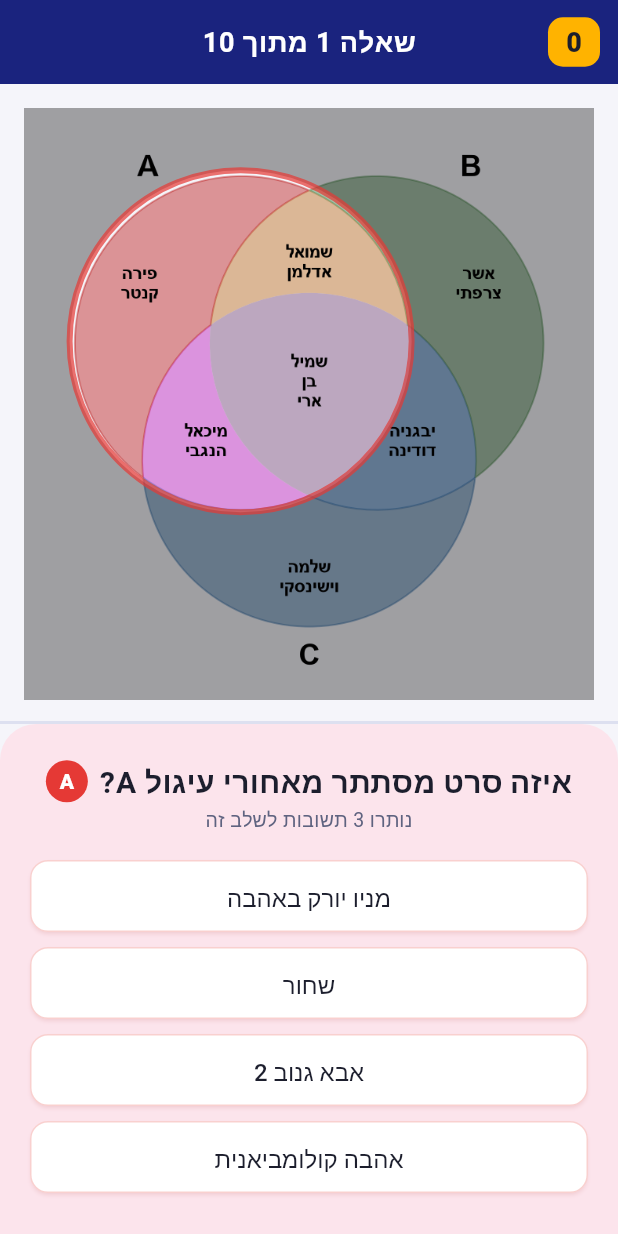
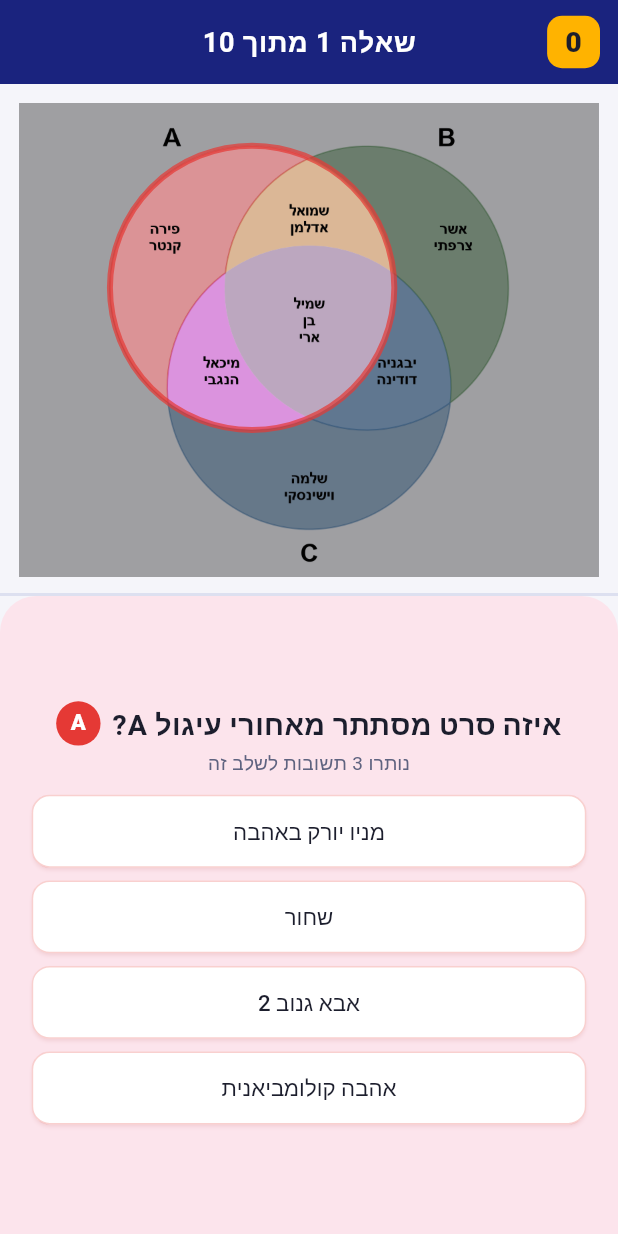
Before and after one commit to ashovalcom-commits/movenn_app, a Flutter app: the screen it shows after launch, after a tap on "התחל משחק", on a phone screen of 412 x 824 dp. Run offline on Flutter 3.47's test engine with Material 3 defaults, Android fonts, the phone set to English and light mode, and no system bars; our stand-ins replace audioplayers.

Commit message:
responsiveness to different screens

```diff
--- a/lib/home_screen.dart
+++ b/lib/home_screen.dart
@@ -1,13 +1,17 @@
 import 'package:flutter/material.dart';
+
 import 'main.dart';
 import 'instructions_screen.dart';
 import 'app_theme.dart';
+import 'responsive.dart';
 
 class HomeScreen extends StatelessWidget {
   const HomeScreen({super.key});
 
   @override
   Widget build(BuildContext context) {
+    final r = Responsive(context);
+
     return Scaffold(
       body: Container(
         width: double.infinity,
@@ -19,8 +23,11 @@ class HomeScreen extends StatelessWidget {
           ),
         ),
         child: SafeArea(
+          child: Center(
+            child: ConstrainedBox(
+              constraints: BoxConstraints(maxWidth: r.maxContentWidth),
               child: Padding(
-            padding: const EdgeInsets.symmetric(horizontal: 36),
+                padding: EdgeInsets.symmetric(horizontal: r.horizontalPadding),
                 child: Column(
                   mainAxisAlignment: MainAxisAlignment.center,
                   children: [
@@ -28,7 +35,7 @@ class HomeScreen extends StatelessWidget {
 
                     Container(
                       decoration: BoxDecoration(
-                    borderRadius: BorderRadius.circular(28),
+                        borderRadius: BorderRadius.circular(r.sp(28)),
                         boxShadow: [
                           BoxShadow(
                             color: Colors.black.withAlpha(60),
@@ -38,11 +45,11 @@ class HomeScreen extends StatelessWidget {
                         ],
                       ),
                       child: ClipRRect(
-                    borderRadius: BorderRadius.circular(28),
+                        borderRadius: BorderRadius.circular(r.sp(28)),
                         child: Image.asset(
                           'assets/images/logo.jpeg',
-                      width: 280,
-                      height: 280,
+                          width: r.logoSize,
+                          height: r.logoSize,
                           fit: BoxFit.cover,
                         ),
                       ),
@@ -52,20 +59,25 @@ class HomeScreen extends StatelessWidget {
 
                     SizedBox(
                       width: double.infinity,
-                  height: 56,
+                      height: r.buttonHeight,
                       child: ElevatedButton.icon(
                         onPressed: () {
                           Navigator.of(context).push(
-                        MaterialPageRoute(builder: (_) => const GameScreen()),
+                            MaterialPageRoute(
+                              builder: (_) => const GameScreen(),
+                            ),
                           );
                         },
-                    icon: const Icon(Icons.play_arrow_rounded, size: 26),
-                    label: const Text('התחל משחק'),
+                        icon: Icon(Icons.play_arrow_rounded, size: r.sp(26)),
+                        label: Text(
+                          'התחל משחק',
+                          style: TextStyle(fontSize: r.sp(20)),
+                        ),
                         style: ElevatedButton.styleFrom(
                           backgroundColor: AppColors.accent,
                           foregroundColor: AppColors.textPrimary,
-                      textStyle: const TextStyle(
-                        fontSize: 20,
+                          textStyle: TextStyle(
+                            fontSize: r.sp(20),
                             fontWeight: FontWeight.w700,
                           ),
                           shape: RoundedRectangleBorder(
@@ -75,34 +87,42 @@ class HomeScreen extends StatelessWidget {
                       ),
                     ),
 
-                const SizedBox(height: 14),
+                    SizedBox(height: r.sp(14)),
 
                     SizedBox(
                       width: double.infinity,
-                  height: 52,
+                      height: r.buttonHeight,
                       child: OutlinedButton(
                         onPressed: () {
                           Navigator.of(context).push(
-                        MaterialPageRoute(builder: (_) => const InstructionsScreen()),
+                            MaterialPageRoute(
+                              builder: (_) => const InstructionsScreen(),
+                            ),
                           );
                         },
                         style: OutlinedButton.styleFrom(
                           foregroundColor: Colors.white,
-                      side: const BorderSide(color: Colors.white54, width: 1.5),
-                      textStyle: const TextStyle(
-                        fontSize: 18,
+                          side: const BorderSide(
+                            color: Colors.white54,
+                            width: 1.5,
+                          ),
+                          textStyle: TextStyle(
+                            fontSize: r.sp(18),
                             fontWeight: FontWeight.w600,
                           ),
                           shape: RoundedRectangleBorder(
                             borderRadius: BorderRadius.circular(16),
                           ),
                         ),
-                    child: const Row(
+                        child: Row(
                           mainAxisAlignment: MainAxisAlignment.center,
                           children: [
-                        Icon(Icons.help_outline_rounded, size: 22),
-                        SizedBox(width: 8),
-                        Text('?איך משחקים'),
+                            Icon(Icons.help_outline_rounded, size: r.sp(22)),
+                            const SizedBox(width: 8),
+                            Text(
+                              '?איך משחקים',
+                              style: TextStyle(fontSize: r.sp(18)),
+                            ),
                           ],
                         ),
                       ),
@@ -114,6 +134,8 @@ class HomeScreen extends StatelessWidget {
               ),
             ),
           ),
+        ),
+      ),
     );
   }
 }
--- a/lib/instructions_screen.dart
+++ b/lib/instructions_screen.dart
@@ -1,5 +1,7 @@
 import 'package:flutter/material.dart';
+
 import 'app_theme.dart';
+import 'responsive.dart';
 
 class InstructionsScreen extends StatelessWidget {
   const InstructionsScreen({super.key});
@@ -82,14 +84,22 @@ class InstructionsScreen extends StatelessWidget {
 
   @override
   Widget build(BuildContext context) {
+    final r = Responsive(context);
+
     return Scaffold(
       appBar: AppBar(
         title: const Text('הוראות המשחק', textDirection: TextDirection.rtl),
       ),
       body: Directionality(
         textDirection: TextDirection.rtl,
+        child: Center(
+          child: ConstrainedBox(
+            constraints: BoxConstraints(maxWidth: r.maxContentWidth),
             child: SingleChildScrollView(
-          padding: const EdgeInsets.symmetric(horizontal: 16, vertical: 20),
+              padding: EdgeInsets.symmetric(
+                horizontal: r.sp(16),
+                vertical: r.sp(20),
+              ),
               child: Column(
                 children: [
                   _buildSection(
@@ -140,6 +150,8 @@ class InstructionsScreen extends StatelessWidget {
               ),
             ),
           ),
+        ),
+      ),
     );
   }
 }
--- a/lib/main.dart
+++ b/lib/main.dart
@@ -1,11 +1,16 @@
 import 'package:flutter/material.dart';
+
 import 'dart:convert';
+
 import 'package:flutter/services.dart';
+
 import 'dart:async';
+
 import 'game_config.dart';
 import 'sound_manager.dart';
 import 'home_screen.dart';
 import 'app_theme.dart';
+import 'responsive.dart';
 
 void main() {
   runApp(const MovennApp());
@@ -32,7 +37,8 @@ class GameScreen extends StatefulWidget {
   State<GameScreen> createState() => _GameScreenState();
 }
 
-class _GameScreenState extends State<GameScreen> with SingleTickerProviderStateMixin {
+class _GameScreenState extends State<GameScreen>
+    with SingleTickerProviderStateMixin {
   List<dynamic> levels = [];
   List<dynamic> gameQuestions = []; // 10 random questions for this game
   int currentLevelIndex = 0;
@@ -77,7 +83,9 @@ class _GameScreenState extends State<GameScreen> with SingleTickerProviderStateM
   }
 
   Future<void> loadGameData() async {
-    final String response = await rootBundle.loadString('assets/venn_questions_edit3_6.json');
+    final String response = await rootBundle.loadString(
+      'assets/venn_questions_edit3_6.json',
+    );
     final data = await json.decode(response);
 
     List<String> pool = [];
@@ -117,11 +125,14 @@ class _GameScreenState extends State<GameScreen> with SingleTickerProviderStateM
     _levelTimer?.cancel();
 
     // שימוש בפרמטר מחזוריות ההחלפה
-    _rotationTimer = Timer.periodic(Duration(seconds: GameConfig.rotationInterval), (timer) {
+    _rotationTimer = Timer.periodic(
+      Duration(seconds: GameConfig.rotationInterval),
+      (timer) {
         setState(() {
           moveToNextUnanswered();
         });
-    });
+      },
+    );
 
     // שימוש בפרמטר הזמן המקסימלי לשלב
     _levelTimer = Timer(Duration(seconds: GameConfig.maxLevelTime), () {
@@ -137,7 +148,9 @@ class _GameScreenState extends State<GameScreen> with SingleTickerProviderStateM
   }
 
   void moveToNextUnanswered({bool playSound = true}) {
-    List<String> remaining = allCircles.where((c) => !circleResults.containsKey(c)).toList();
+    List<String> remaining = allCircles
+        .where((c) => !circleResults.containsKey(c))
+        .toList();
     if (remaining.isEmpty) return;
 
     int currentIndex = remaining.indexOf(currentTarget);
@@ -151,16 +164,25 @@ class _GameScreenState extends State<GameScreen> with SingleTickerProviderStateM
   void generateOptions() {
     if (gameQuestions.isEmpty) return;
 
-    String correctAnswer = gameQuestions[currentLevelIndex]['movies'][currentTarget];
-    List<String> distractors = allMoviesPool.where((m) => m != correctAnswer).toList();
+    String correctAnswer =
+        gameQuestions[currentLevelIndex]['movies'][currentTarget];
+    List<String> distractors = allMoviesPool
+        .where((m) => m != correctAnswer)
+        .toList();
 
     distractors.shuffle();
-    currentOptions = [correctAnswer, distractors[0], distractors[1], distractors[2]];
+    currentOptions = [
+      correctAnswer,
+      distractors[0],
+      distractors[1],
+      distractors[2],
+    ];
     currentOptions.shuffle();
   }
 
   void checkAnswer(String selectedMovie) {
-    String correctAnswer = gameQuestions[currentLevelIndex]['movies'][currentTarget];
+    String correctAnswer =
+        gameQuestions[currentLevelIndex]['movies'][currentTarget];
     bool isCorrect = (selectedMovie == correctAnswer);
 
     circleResults[currentTarget] = isCorrect;
@@ -206,7 +228,9 @@ class _GameScreenState extends State<GameScreen> with SingleTickerProviderStateM
     _levelTimer?.cancel();
 
     int correctCount = circleResults.values.where((v) => v).length;
-    int timeTakenInSeconds = DateTime.now().difference(levelStartTime!).inSeconds;
+    int timeTakenInSeconds = DateTime.now()
+        .difference(levelStartTime!)
+        .inSeconds;
 
     if (correctCount == 3) {
       int bonus = 0;
@@ -235,7 +259,11 @@ class _GameScreenState extends State<GameScreen> with SingleTickerProviderStateM
         builder: (ctx) => AlertDialog(
           title: Column(
             children: [
-              const Icon(Icons.emoji_events_rounded, size: 48, color: AppColors.accent),
+              const Icon(
+                Icons.emoji_events_rounded,
+                size: 48,
+                color: AppColors.accent,
+              ),
               const SizedBox(height: 8),
               const Text('סיום משחק!', textAlign: TextAlign.center),
             ],
@@ -284,30 +312,37 @@ class _GameScreenState extends State<GameScreen> with SingleTickerProviderStateM
 
   Color getTargetColor() {
     switch (currentTarget) {
-      case 'A': return AppColors.circleABg;
-      case 'B': return AppColors.circleBBg;
-      case 'C': return AppColors.circleCBg;
-      default: return AppColors.surfaceVariant;
+      case 'A':
+        return AppColors.circleABg;
+      case 'B':
+        return AppColors.circleBBg;
+      case 'C':
+        return AppColors.circleCBg;
+      default:
+        return AppColors.surfaceVariant;
     }
   }
 
   Color getTargetAccent() {
     switch (currentTarget) {
-      case 'A': return AppColors.circleA;
-      case 'B': return AppColors.circleB;
-      case 'C': return AppColors.circleC;
-      default: return AppColors.primary;
+      case 'A':
+        return AppColors.circleA;
+      case 'B':
+        return AppColors.circleB;
+      case 'C':
+        return AppColors.circleC;
+      default:
+        return AppColors.primary;
     }
   }
 
   @override
   Widget build(BuildContext context) {
     if (!isLoaded) {
-      return const Scaffold(
-        body: Center(child: CircularProgressIndicator()),
-      );
+      return const Scaffold(body: Center(child: CircularProgressIndicator()));
     }
 
+    final r = Responsive(context);
     final String imageName = gameQuestions[currentLevelIndex]['image_file'];
     final imagePath = 'assets/images/$imageName';
     int remainingCircles = 3 - circleResults.length;
@@ -315,22 +350,27 @@ class _GameScreenState extends State<GameScreen> with SingleTickerProviderStateM
     return Scaffold(
       appBar: AppBar(
         automaticallyImplyLeading: false,
-        title: Text('שאלה ${currentLevelIndex + 1} מתוך ${gameQuestions.length}'),
+        title: Text(
+          'שאלה ${currentLevelIndex + 1} מתוך ${gameQuestions.length}',
+        ),
         centerTitle: true,
         actions: [
           Padding(
             padding: const EdgeInsets.only(right: 12.0),
             child: Center(
               child: Container(
-                padding: const EdgeInsets.symmetric(horizontal: 12, vertical: 4),
+                padding: const EdgeInsets.symmetric(
+                  horizontal: 12,
+                  vertical: 4,
+                ),
                 decoration: BoxDecoration(
                   color: AppColors.accent,
                   borderRadius: BorderRadius.circular(10),
                 ),
                 child: Text(
                   '$totalScore',
-                  style: const TextStyle(
-                    fontSize: 18,
+                  style: TextStyle(
+                    fontSize: r.sp(18),
                     fontWeight: FontWeight.w800,
                     color: AppColors.textPrimary,
                   ),
@@ -340,26 +380,29 @@ class _GameScreenState extends State<GameScreen> with SingleTickerProviderStateM
           ),
         ],
       ),
-      body: Column(
+      body: Center(
+        child: ConstrainedBox(
+          constraints: BoxConstraints(maxWidth: r.maxContentWidth),
+          child: Column(
             children: [
-          Expanded(
-            flex: 5,
+              Flexible(
+                flex: r.imageFlex,
                 child: Padding(
-              padding: const EdgeInsets.all(16.0),
+                  padding: EdgeInsets.all(r.sp(12)),
                   child: LayoutBuilder(
                     builder: (context, constraints) {
                       return Stack(
                         alignment: Alignment.center,
                         children: [
-                      Image.asset(
-                        imagePath,
-                        fit: BoxFit.contain,
-                      ),
+                          Image.asset(imagePath, fit: BoxFit.contain),
                           AnimatedBuilder(
                             animation: _pulseAnimation,
                             builder: (context, child) {
                               return CustomPaint(
-                            size: Size(constraints.maxWidth, constraints.maxHeight),
+                                size: Size(
+                                  constraints.maxWidth,
+                                  constraints.maxHeight,
+                                ),
                                 painter: _SpotlightPainter(
                                   target: currentTarget,
                                   opacity: _pulseAnimation.value,
@@ -377,24 +420,38 @@ class _GameScreenState extends State<GameScreen> with SingleTickerProviderStateM
               const Divider(thickness: 2),
 
               Expanded(
-            flex: 4,
+                flex: r.answerFlex,
                 child: AnimatedContainer(
                   duration: const Duration(milliseconds: 500),
                   width: double.infinity,
                   decoration: BoxDecoration(
                     color: getTargetColor(),
-                borderRadius: const BorderRadius.vertical(top: Radius.circular(24)),
+                    borderRadius: const BorderRadius.vertical(
+                      top: Radius.circular(24),
                     ),
-              padding: const EdgeInsets.symmetric(horizontal: 20, vertical: 12),
+                  ),
+                  padding: EdgeInsets.symmetric(
+                    horizontal: r.sp(20),
+                    vertical: r.sp(10),
+                  ),
+                  clipBehavior: Clip.hardEdge,
+                  child: LayoutBuilder(
+                    builder: (context, constraints) {
+                      return SingleChildScrollView(
+                        child: ConstrainedBox(
+                          constraints: BoxConstraints(
+                            minHeight: constraints.maxHeight,
+                          ),
                           child: Column(
                             mainAxisAlignment: MainAxisAlignment.center,
+                            mainAxisSize: MainAxisSize.min,
                             children: [
                               Row(
                                 mainAxisAlignment: MainAxisAlignment.center,
                                 children: [
                                   Container(
-                        width: 28,
-                        height: 28,
+                                    width: r.sp(28),
+                                    height: r.sp(28),
                                     decoration: BoxDecoration(
                                       color: getTargetAccent(),
                                       shape: BoxShape.circle,
@@ -402,62 +459,85 @@ class _GameScreenState extends State<GameScreen> with SingleTickerProviderStateM
                                     alignment: Alignment.center,
                                     child: Text(
                                       currentTarget,
-                          style: const TextStyle(
+                                      style: TextStyle(
                                         color: Colors.white,
                                         fontWeight: FontWeight.w800,
-                            fontSize: 14,
+                                        fontSize: r.sp(14),
                                       ),
                                     ),
                                   ),
                                   const SizedBox(width: 8),
-                      Text(
+                                  Flexible(
+                                    child: Text(
                                       'איזה סרט מסתתר מאחורי עיגול \u2068$currentTarget\u2069\u200F?',
                                       style: TextStyle(
-                          fontSize: 20,
+                                        fontSize: r.sp(18),
                                         fontWeight: FontWeight.w700,
                                         color: AppColors.textPrimary,
                                       ),
                                       textDirection: TextDirection.rtl,
+                                      overflow: TextOverflow.ellipsis,
+                                    ),
                                   ),
                                 ],
                               ),
-                  const SizedBox(height: 2),
+                              SizedBox(height: r.sp(2)),
                               Text(
                                 'נותרו $remainingCircles תשובות לשלב זה',
-                    style: const TextStyle(fontSize: 13, color: AppColors.textSecondary),
+                                style: TextStyle(
+                                  fontSize: r.sp(12),
+                                  color: AppColors.textSecondary,
                                 ),
-                  const SizedBox(height: 12),
+                              ),
+                              SizedBox(height: r.sp(8)),
 
-                  ...currentOptions.map((movie) => Padding(
-                    padding: const EdgeInsets.symmetric(vertical: 5.0),
+                              ...currentOptions.map(
+                                (movie) => Padding(
+                                  padding: EdgeInsets.symmetric(
+                                    vertical: r.sp(4),
+                                  ),
                                   child: SizedBox(
                                     width: double.infinity,
-                      height: 48,
+                                    height: r.optionButtonHeight,
                                     child: ElevatedButton(
                                       onPressed: () => checkAnswer(movie),
                                       style: ElevatedButton.styleFrom(
                                         backgroundColor: AppColors.surface,
                                         foregroundColor: AppColors.textPrimary,
                                         elevation: 1,
-                          shadowColor: getTargetAccent().withAlpha(40),
-                          side: BorderSide(color: getTargetAccent().withAlpha(60)),
+                                        shadowColor: getTargetAccent()
+                                            .withAlpha(40),
+                                        side: BorderSide(
+                                          color: getTargetAccent().withAlpha(60),
+                                        ),
                                         shape: RoundedRectangleBorder(
-                            borderRadius: BorderRadius.circular(12),
+                                          borderRadius:
+                                              BorderRadius.circular(12),
                                         ),
-                          textStyle: const TextStyle(
-                            fontSize: 16,
+                                        textStyle: TextStyle(
+                                          fontSize: r.sp(15),
                                           fontWeight: FontWeight.w500,
                                         ),
                                       ),
+                                      child: FittedBox(
+                                        fit: BoxFit.scaleDown,
                                         child: Text(movie),
                                       ),
                                     ),
-                  )),
-                ],
                                   ),
                                 ),
                               ),
                             ],
+                          ),
+                        ),
+                      );
+                    },
+                  ),
+                ),
+              ),
+            ],
+          ),
+        ),
       ),
     );
   }
@@ -481,15 +561,18 @@ class _SpotlightPainter extends CustomPainter {
 
     switch (target) {
       case 'A':
-        cx = 0.38; cy = 0.39;
+        cx = 0.38;
+        cy = 0.39;
         color = AppColors.circleA;
         break;
       case 'B':
-        cx = 0.62; cy = 0.39;
+        cx = 0.62;
+        cy = 0.39;
         color = AppColors.circleB;
         break;
       case 'C':
-        cx = 0.50; cy = 0.6;
+        cx = 0.50;
+        cy = 0.6;
         color = AppColors.circleC;
         break;
       default:
--- /dev/null
+++ b/lib/responsive.dart
@@ -0,0 +1,60 @@
+import 'package:flutter/material.dart';
+
+enum ScreenType { smallPhone, phone, largePhone, tablet }
+
+class Responsive {
+  final BuildContext context;
+  late final double screenWidth;
+  late final double screenHeight;
+  late final ScreenType screenType;
+
+  Responsive(this.context) {
+    final mq = MediaQuery.of(context);
+    screenWidth = mq.size.width;
+    screenHeight = mq.size.height;
+    final shortSide = mq.size.shortestSide;
+
+    if (shortSide < 360) {
+      screenType = ScreenType.smallPhone;
+    } else if (shortSide < 400) {
+      screenType = ScreenType.phone;
+    } else if (shortSide < 600) {
+      screenType = ScreenType.largePhone;
+    } else {
+      screenType = ScreenType.tablet;
+    }
+  }
+
+  bool get isTablet => screenType == ScreenType.tablet;
+  bool get isSmallPhone => screenType == ScreenType.smallPhone;
+
+  // Scale factor relative to a 390px-wide reference phone
+  double get scaleFactor {
+    switch (screenType) {
+      case ScreenType.smallPhone:
+        return screenWidth / 390 * 0.95;
+      case ScreenType.phone:
+        return 1.0;
+      case ScreenType.largePhone:
+        return screenWidth / 390;
+      case ScreenType.tablet:
+        return (screenWidth / 390).clamp(1.0, 1.45);
+    }
+  }
+
+  double sp(double size) => size * scaleFactor;
+
+  double get logoSize => isTablet ? 360 : (screenWidth * 0.6).clamp(160, 300);
+
+  double get buttonHeight => sp(52);
+
+  double get horizontalPadding => isTablet ? 64 : sp(28);
+
+  // Game screen: flex ratio for image vs answer panel
+  int get imageFlex => isTablet ? 5 : (isSmallPhone ? 3 : 4);
+  int get answerFlex => isTablet ? 5 : (isSmallPhone ? 5 : 5);
+
+  double get optionButtonHeight => sp(46);
+
+  double get maxContentWidth => isTablet ? 600 : double.infinity;
+}
```
Also changed, not shown: 1 other file. Lines whose indentation alone changed are shown as unchanged.
